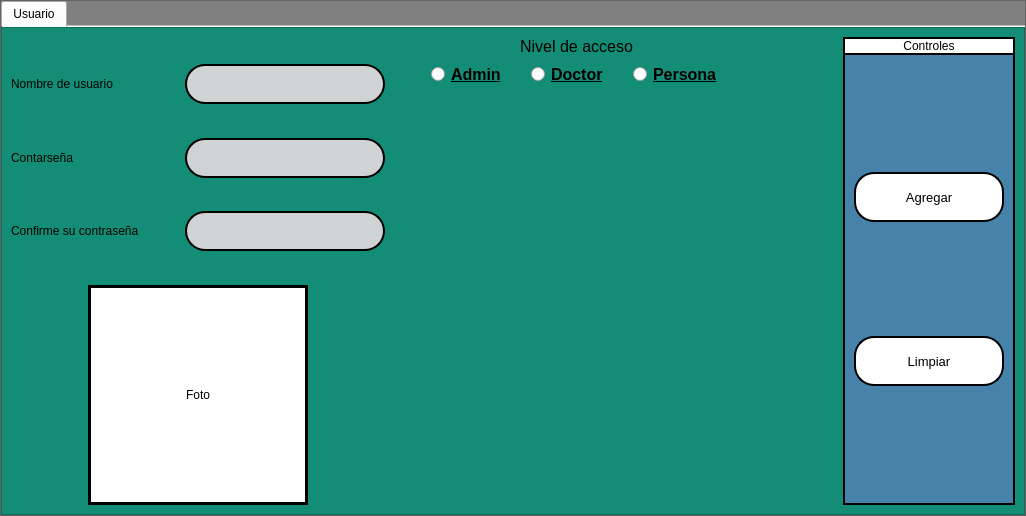
Above: interfaces/users.ui from Reinaldito04/App-Consultas-y-Historias-Medicas before the change. Below: the same form after it.
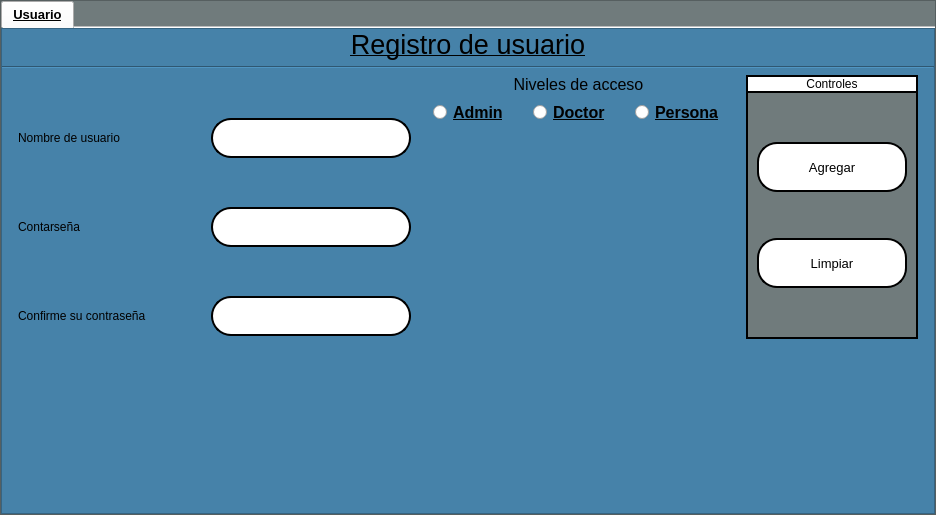
That is the form after the change. Icons and pictures are not drawn.

Commit message: cambiio de paleta en ui

Diff of the .ui file:
```diff
--- a/interfaces/users.ui
+++ b/interfaces/users.ui
@@ -1,20 +1,22 @@
 <?xml version="1.0" encoding="UTF-8"?>
 <ui version="4.0">
- <class>MainWindow</class>
- <widget class="QMainWindow" name="MainWindow">
+ <class>Dialog</class>
+ <widget class="QDialog" name="Dialog">
   <property name="geometry">
    <rect>
     <x>0</x>
     <y>0</y>
-    <width>1026</width>
-    <height>516</height>
+    <width>936</width>
+    <height>515</height>
    </rect>
   </property>
   <property name="windowTitle">
    <string>MainWindow</string>
   </property>
-  <widget class="QWidget" name="centralwidget">
    <layout class="QVBoxLayout" name="verticalLayout">
+   <property name="spacing">
+    <number>0</number>
+   </property>
     <property name="leftMargin">
      <number>0</number>
     </property>
@@ -31,7 +33,8 @@
      <widget class="QFrame" name="frame">
       <property name="styleSheet">
        <string notr="true">QFrame{
-background-color:gray;
+	background-color:#707B7C;
+
 }</string>
       </property>
       <property name="frameShape">
@@ -58,6 +61,14 @@
        </property>
        <item>
         <widget class="QTabWidget" name="tabWidget">
+        <property name="font">
+         <font>
+          <pointsize>10</pointsize>
+          <weight>75</weight>
+          <bold>true</bold>
+          <underline>true</underline>
+         </font>
+        </property>
          <property name="currentIndex">
           <number>0</number>
          </property>
@@ -88,7 +99,7 @@
             <widget class="QFrame" name="frame_5">
              <property name="styleSheet">
               <string notr="true">QFrame{
-background-color:#138D75;
+	background-color:rgb(70, 130, 169);
 	font: 12pt &quot;Microsoft Sans Serif&quot;;
 }
 QTableWidget{
@@ -108,7 +119,7 @@
 QLineEdit{
 border:2px solid rgb(0,0,0);
 border-radius:20px;
-background-color:#D0D3D4;
+background-color:white;
 	font: 12pt &quot;Microsoft Sans Serif&quot;;
 }
 QPushButton{
@@ -126,11 +137,67 @@
              <property name="frameShadow">
               <enum>QFrame::Raised</enum>
              </property>
-             <layout class="QVBoxLayout" name="verticalLayout_4">
+            <layout class="QVBoxLayout" name="verticalLayout_5">
+             <property name="leftMargin">
+              <number>0</number>
+             </property>
+             <property name="topMargin">
+              <number>0</number>
+             </property>
+             <property name="rightMargin">
+              <number>0</number>
+             </property>
+             <property name="bottomMargin">
+              <number>0</number>
+             </property>
               <item>
-               <layout class="QHBoxLayout" name="horizontalLayout_2">
+              <widget class="QLabel" name="label">
+               <property name="font">
+                <font>
+                 <family>MS Shell Dlg 2</family>
+                 <pointsize>20</pointsize>
+                 <weight>9</weight>
+                 <italic>false</italic>
+                 <bold>false</bold>
+                 <underline>true</underline>
+                </font>
+               </property>
+               <property name="styleSheet">
+                <string notr="true">QLabel{
+	font: 75 20pt &quot;MS Shell Dlg 2&quot;;
+	text-decoration: underline;
+}</string>
+               </property>
+               <property name="text">
+                <string>Registro de usuario</string>
+               </property>
+               <property name="alignment">
+                <set>Qt::AlignCenter</set>
+               </property>
+              </widget>
+             </item>
+             <item>
+              <widget class="Line" name="line">
+               <property name="orientation">
+                <enum>Qt::Horizontal</enum>
+               </property>
+              </widget>
+             </item>
                 <item>
                  <layout class="QHBoxLayout" name="horizontalLayout">
+               <item>
+                <spacer name="horizontalSpacer_4">
+                 <property name="orientation">
+                  <enum>Qt::Horizontal</enum>
+                 </property>
+                 <property name="sizeHint" stdset="0">
+                  <size>
+                   <width>40</width>
+                   <height>20</height>
+                  </size>
+                 </property>
+                </spacer>
+               </item>
                   <item>
                    <layout class="QVBoxLayout" name="verticalLayout_2">
                     <item>
@@ -140,8 +207,8 @@
                       </property>
                       <property name="sizeHint" stdset="0">
                        <size>
-                        <width>20</width>
-                        <height>40</height>
+                     <width>393</width>
+                     <height>35</height>
                        </size>
                       </property>
                      </spacer>
@@ -193,8 +260,8 @@
                       </property>
                       <property name="sizeHint" stdset="0">
                        <size>
-                        <width>20</width>
-                        <height>40</height>
+                     <width>393</width>
+                     <height>36</height>
                        </size>
                       </property>
                      </spacer>
@@ -246,8 +313,8 @@
                       </property>
                       <property name="sizeHint" stdset="0">
                        <size>
-                        <width>20</width>
-                        <height>40</height>
+                     <width>393</width>
+                     <height>35</height>
                        </size>
                       </property>
                      </spacer>
@@ -299,75 +366,14 @@
                       </property>
                       <property name="sizeHint" stdset="0">
                        <size>
-                        <width>20</width>
-                        <height>40</height>
+                     <width>393</width>
+                     <height>36</height>
                        </size>
                       </property>
                      </spacer>
                     </item>
-                    <item>
-                     <layout class="QHBoxLayout" name="horizontalLayout_24">
-                      <item>
-                       <spacer name="horizontalSpacer_9">
-                        <property name="orientation">
-                         <enum>Qt::Horizontal</enum>
-                        </property>
-                        <property name="sizeHint" stdset="0">
-                         <size>
-                          <width>40</width>
-                          <height>20</height>
-                         </size>
-                        </property>
-                       </spacer>
-                      </item>
-                      <item>
-                       <widget class="QLabel" name="foto_2">
-                        <property name="minimumSize">
-                         <size>
-                          <width>220</width>
-                          <height>220</height>
-                         </size>
-                        </property>
-                        <property name="maximumSize">
-                         <size>
-                          <width>220</width>
-                          <height>220</height>
-                         </size>
-                        </property>
-                        <property name="styleSheet">
-                         <string notr="true">QFrame{
-	background-color: rgb(255, 255, 255);
-border: 3px solid rgb(0, 0, 0);
-}</string>
-                        </property>
-                        <property name="text">
-                         <string>Foto</string>
-                        </property>
-                        <property name="scaledContents">
-                         <bool>true</bool>
-                        </property>
-                        <property name="alignment">
-                         <set>Qt::AlignCenter</set>
-                        </property>
-                       </widget>
-                      </item>
-                      <item>
-                       <spacer name="horizontalSpacer_10">
-                        <property name="orientation">
-                         <enum>Qt::Horizontal</enum>
-                        </property>
-                        <property name="sizeHint" stdset="0">
-                         <size>
-                          <width>40</width>
-                          <height>20</height>
-                         </size>
-                        </property>
-                       </spacer>
-                      </item>
-                     </layout>
-                    </item>
-                   </layout>
-                  </item>
+                </layout>
+               </item>
                   <item>
                    <spacer name="horizontalSpacer_12">
                     <property name="orientation">
@@ -397,7 +403,7 @@
                          </font>
                         </property>
                         <property name="text">
-                         <string>Nivel de acceso</string>
+                      <string>Niveles de acceso</string>
                         </property>
                         <property name="alignment">
                          <set>Qt::AlignCenter</set>
@@ -473,10 +479,8 @@
                     </item>
                    </layout>
                   </item>
-                 </layout>
-                </item>
                 <item>
-                 <spacer name="horizontalSpacer_11">
+                <spacer name="horizontalSpacer_2">
                   <property name="orientation">
                    <enum>Qt::Horizontal</enum>
                   </property>
@@ -488,6 +492,8 @@
                   </property>
                  </spacer>
                 </item>
+               <item>
+                <layout class="QVBoxLayout" name="verticalLayout_4">
                 <item>
                  <layout class="QVBoxLayout" name="verticalLayout_18">
                   <property name="spacing">
@@ -515,7 +521,7 @@
                    <widget class="QFrame" name="frame_7">
                     <property name="styleSheet">
                      <string notr="true">QFrame{
-	background-color:rgb(70, 130, 169);
+	background-color:#707B7C;
 border-right:2px solid rgb(0,0,0);
 border-left:2px solid rgb(0,0,0);
 border-bottom:2px solid rgb(0,0,0);
@@ -645,9 +651,50 @@
                   </item>
                  </layout>
                 </item>
-               </layout>
-              </item>
-             </layout>
+                 <item>
+                  <spacer name="verticalSpacer_7">
+                   <property name="orientation">
+                    <enum>Qt::Vertical</enum>
+                   </property>
+                   <property name="sizeHint" stdset="0">
+                    <size>
+                     <width>20</width>
+                     <height>40</height>
+                    </size>
+                   </property>
+                  </spacer>
+                 </item>
+                </layout>
+               </item>
+               <item>
+                <spacer name="horizontalSpacer_3">
+                 <property name="orientation">
+                  <enum>Qt::Horizontal</enum>
+                 </property>
+                 <property name="sizeHint" stdset="0">
+                  <size>
+                   <width>40</width>
+                   <height>20</height>
+                  </size>
+                 </property>
+                </spacer>
+               </item>
+              </layout>
+             </item>
+             <item>
+              <spacer name="verticalSpacer_2">
+               <property name="orientation">
+                <enum>Qt::Vertical</enum>
+               </property>
+               <property name="sizeHint" stdset="0">
+                <size>
+                 <width>20</width>
+                 <height>40</height>
+                </size>
+               </property>
+              </spacer>
+             </item>
+            </layout>
             </widget>
            </item>
           </layout>
@@ -658,17 +705,6 @@
      </widget>
     </item>
    </layout>
-  </widget>
-  <widget class="QMenuBar" name="menubar">
-   <property name="geometry">
-    <rect>
-     <x>0</x>
-     <y>0</y>
-     <width>1026</width>
-     <height>21</height>
-    </rect>
-   </property>
-  </widget>
  </widget>
  <resources/>
  <connections/>
```
Left out of the diff: 4 changed lines with no effect on the pictures. Lines whose indentation alone changed are shown as unchanged. The commit also changes 7 other files.
